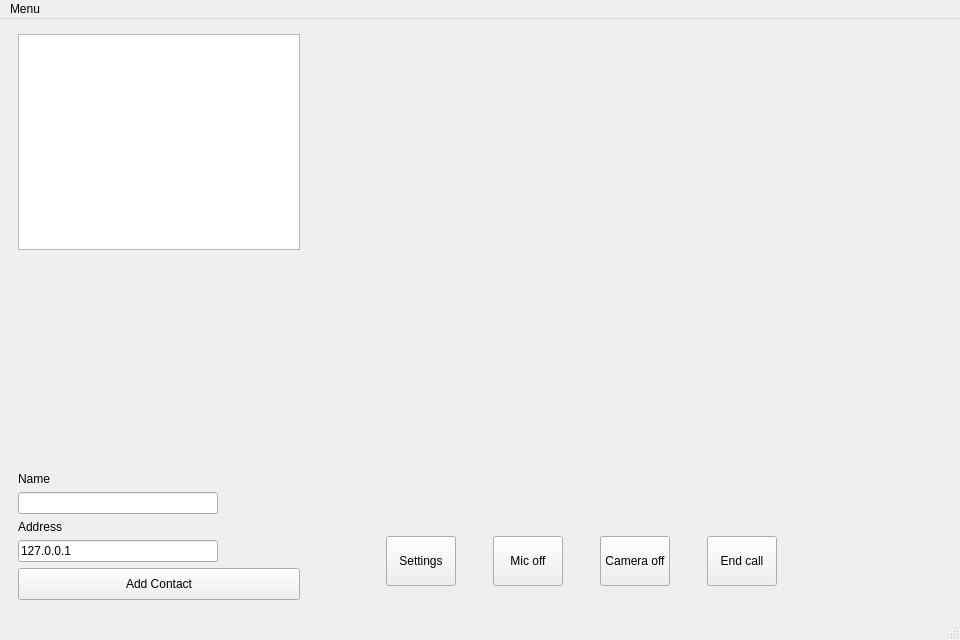
This is ui/callwindow.ui in ultravideo/uvgComm as Qt 5 draws it before an edit. The edited form follows.
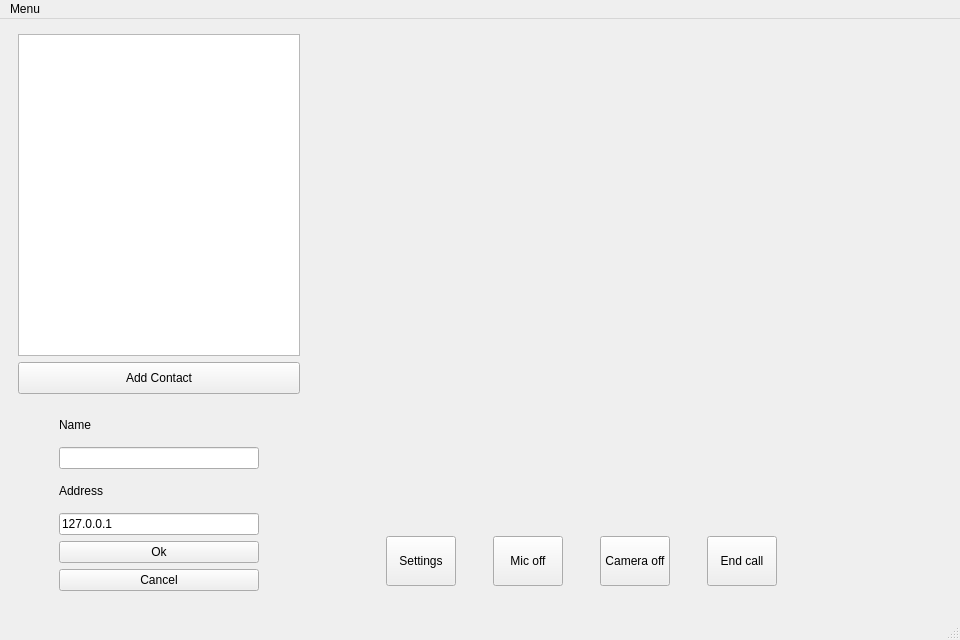
This is the edited form. Custom widgets are drawn as their Qt base class.

Commit message: Contact list adding tool is no hidden for less UI clutter and will pop out from plus button. Adding icons to git. Removed chat button as the chat has not yet been implemented.

The edit to the form file:
```diff
--- a/ui/callwindow.ui
+++ b/ui/callwindow.ui
@@ -292,82 +292,14 @@
          </property>
         </widget>
        </item>
-       <item>
-        <spacer name="verticalSpacer">
-         <property name="orientation">
-          <enum>Qt::Vertical</enum>
-         </property>
-         <property name="sizeHint" stdset="0">
-          <size>
-           <width>20</width>
-           <height>40</height>
-          </size>
-         </property>
-        </spacer>
-       </item>
-       <item>
-        <widget class="QLabel" name="NameLabel">
-         <property name="sizePolicy">
-          <sizepolicy hsizetype="Minimum" vsizetype="Preferred">
-           <horstretch>0</horstretch>
-           <verstretch>0</verstretch>
-          </sizepolicy>
-         </property>
-         <property name="text">
-          <string>Name</string>
-         </property>
-        </widget>
-       </item>
-       <item>
-        <widget class="QLineEdit" name="peerName">
-         <property name="sizePolicy">
-          <sizepolicy hsizetype="Expanding" vsizetype="Fixed">
-           <horstretch>0</horstretch>
-           <verstretch>0</verstretch>
-          </sizepolicy>
-         </property>
-         <property name="maximumSize">
-          <size>
-           <width>200</width>
-           <height>16777215</height>
-          </size>
-         </property>
-        </widget>
-       </item>
-       <item>
-        <widget class="QLabel" name="addressLabel">
-         <property name="sizePolicy">
-          <sizepolicy hsizetype="Minimum" vsizetype="Preferred">
-           <horstretch>0</horstretch>
-           <verstretch>0</verstretch>
-          </sizepolicy>
-         </property>
-         <property name="text">
-          <string>Address</string>
-         </property>
-        </widget>
-       </item>
-       <item>
-        <widget class="QLineEdit" name="ip">
-         <property name="sizePolicy">
-          <sizepolicy hsizetype="Expanding" vsizetype="Fixed">
-           <horstretch>0</horstretch>
-           <verstretch>0</verstretch>
-          </sizepolicy>
-         </property>
-         <property name="maximumSize">
-          <size>
-           <width>200</width>
-           <height>16777215</height>
-          </size>
-         </property>
-         <property name="text">
-          <string>127.0.0.1</string>
-         </property>
-        </widget>
-       </item>
        <item>
         <widget class="QPushButton" name="addContact">
+         <property name="sizePolicy">
+          <sizepolicy hsizetype="Preferred" vsizetype="Preferred">
+           <horstretch>0</horstretch>
+           <verstretch>0</verstretch>
+          </sizepolicy>
+         </property>
          <property name="minimumSize">
           <size>
            <width>0</width>
@@ -382,6 +314,96 @@
          </property>
         </widget>
        </item>
+       <item>
+        <widget class="QWidget" name="Add_contact_widget" native="true">
+         <property name="enabled">
+          <bool>true</bool>
+         </property>
+         <property name="minimumSize">
+          <size>
+           <width>0</width>
+           <height>200</height>
+          </size>
+         </property>
+         <layout class="QGridLayout" name="gridLayout">
+          <item row="2" column="0">
+           <widget class="QLabel" name="addressLabel">
+            <property name="sizePolicy">
+             <sizepolicy hsizetype="Minimum" vsizetype="Preferred">
+              <horstretch>0</horstretch>
+              <verstretch>0</verstretch>
+             </sizepolicy>
+            </property>
+            <property name="text">
+             <string>Address</string>
+            </property>
+           </widget>
+          </item>
+          <item row="3" column="0">
+           <widget class="QLineEdit" name="ip">
+            <property name="sizePolicy">
+             <sizepolicy hsizetype="Expanding" vsizetype="Fixed">
+              <horstretch>0</horstretch>
+              <verstretch>0</verstretch>
+             </sizepolicy>
+            </property>
+            <property name="maximumSize">
+             <size>
+              <width>200</width>
+              <height>16777215</height>
+             </size>
+            </property>
+            <property name="text">
+             <string>127.0.0.1</string>
+            </property>
+           </widget>
+          </item>
+          <item row="1" column="0">
+           <widget class="QLineEdit" name="peerName">
+            <property name="sizePolicy">
+             <sizepolicy hsizetype="Expanding" vsizetype="Fixed">
+              <horstretch>0</horstretch>
+              <verstretch>0</verstretch>
+             </sizepolicy>
+            </property>
+            <property name="maximumSize">
+             <size>
+              <width>200</width>
+              <height>16777215</height>
+             </size>
+            </property>
+           </widget>
+          </item>
+          <item row="0" column="0">
+           <widget class="QLabel" name="NameLabel">
+            <property name="sizePolicy">
+             <sizepolicy hsizetype="Minimum" vsizetype="Preferred">
+              <horstretch>0</horstretch>
+              <verstretch>0</verstretch>
+             </sizepolicy>
+            </property>
+            <property name="text">
+             <string>Name</string>
+            </property>
+           </widget>
+          </item>
+          <item row="5" column="0">
+           <widget class="QPushButton" name="cancelcontact">
+            <property name="text">
+             <string>Cancel</string>
+            </property>
+           </widget>
+          </item>
+          <item row="4" column="0">
+           <widget class="QPushButton" name="ok_contact">
+            <property name="text">
+             <string>Ok</string>
+            </property>
+           </widget>
+          </item>
+         </layout>
+        </widget>
+       </item>
       </layout>
      </widget>
     </item>
```
Left out of the diff: 70 changed lines with no effect on the pictures. The commit also changes 11 other files.
